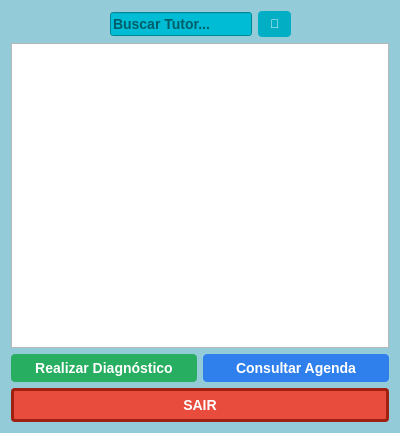
Old version of the form tela_veterinario.ui in the repository mateuszinum/Projeto-Clinica-Veterinaria.
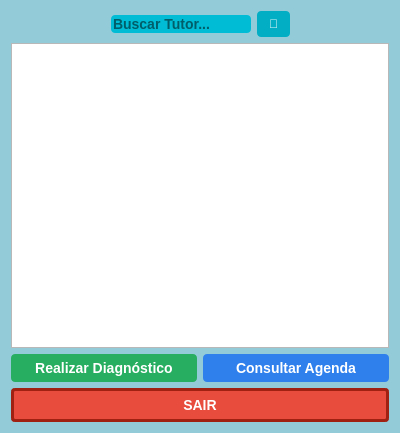
New version of the form.

```diff
--- a/tela_veterinario.ui
+++ b/tela_veterinario.ui
@@ -40,6 +40,8 @@
         <string notr="true">    font-family: &quot;Arial&quot;, sans-serif;
     font-size: 14px;
     font-weight: bold;
+    border-radius: 4px;
+    border: none;
 background-color: #00bcd4</string>
        </property>
        <property name="placeholderText">
```
Left out of the diff: 13 changed lines with no effect on the pictures.
